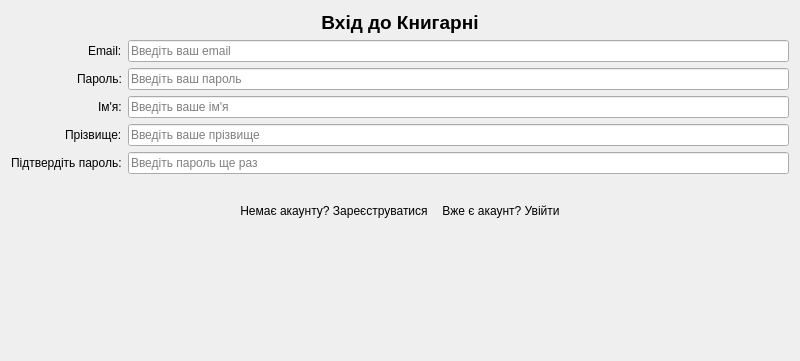
The window that logindialog.ui (Defenderest/DB_Kurs) describes before a commit, drawn with Qt 5; both pictures show x 0 to 800 and y 0 to 361 of the 800 by 600 pixel window.
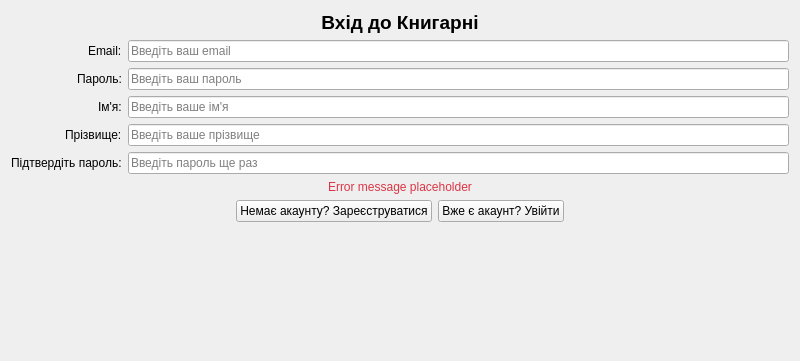
The same window after the commit.

Commit message: feat: implement modern light design and limit login attempts

Patch:
```diff
--- a/logindialog.ui
+++ b/logindialog.ui
@@ -123,7 +123,7 @@
 font-size: 9pt;</string>
      </property>
      <property name="text">
-      <string/>
+      <string>Error message placeholder</string>
      </property>
      <property name="alignment">
       <set>Qt::AlignmentFlag::AlignCenter</set>
@@ -153,9 +153,10 @@
        <property name="text">
         <string>Немає акаунту? Зареєструватися</string>
        </property>
-       <property name="flat">
+       <!-- Атрибут flat більше не потрібен, керуємо стилем через QSS -->
+       <!-- <property name="flat">
         <bool>true</bool>
-       </property>
+       </property> -->
       </widget>
      </item>
      <item>
@@ -163,9 +164,10 @@
        <property name="text">
         <string>Вже є акаунт? Увійти</string>
        </property>
-       <property name="flat">
+       <!-- Атрибут flat більше не потрібен -->
+       <!-- <property name="flat">
         <bool>true</bool>
-       </property>
+       </property> -->
       </widget>
      </item>
      <item>
```
The commit also changes 2 other files.
